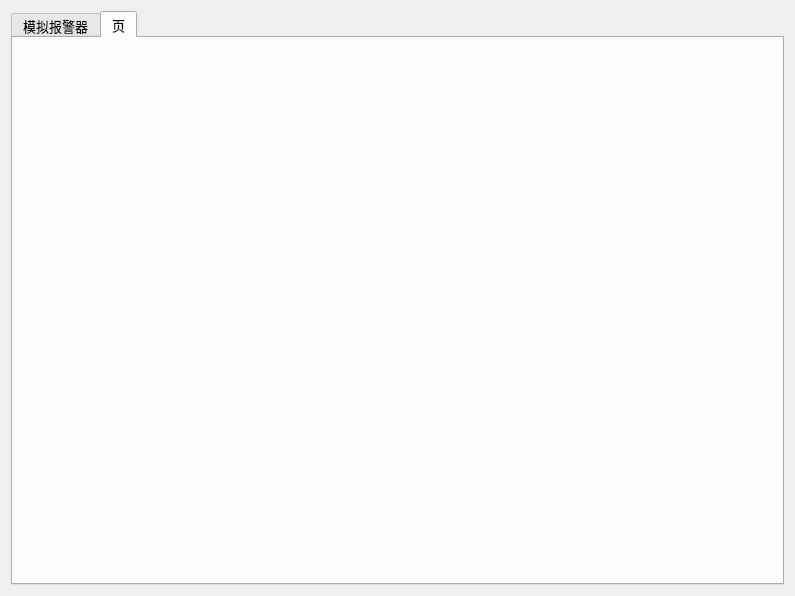
Above: widget.ui from dmzy007/PCMTest before the change. Below: the same form after it.
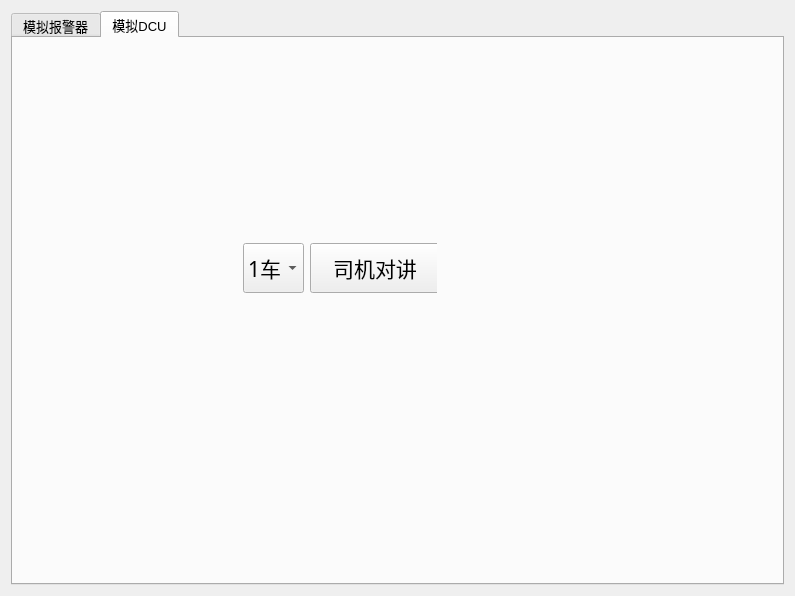
That is the form after the change. The open tabs and pages were chosen to show the change.

Commit message: 备份一下

```diff
--- a/widget.ui
+++ b/widget.ui
@@ -766,8 +766,65 @@
      </widget>
      <widget class="QWidget" name="tab">
       <attribute name="title">
-       <string>页</string>
+       <string>模拟DCU</string>
       </attribute>
+      <widget class="QWidget" name="horizontalLayoutWidget">
+       <property name="geometry">
+        <rect>
+         <x>230</x>
+         <y>190</y>
+         <width>194</width>
+         <height>80</height>
+        </rect>
+       </property>
+       <layout class="QHBoxLayout" name="horizontalLayout_5">
+        <item>
+         <widget class="QComboBox" name="comboBox">
+          <property name="minimumSize">
+           <size>
+            <width>0</width>
+            <height>50</height>
+           </size>
+          </property>
+          <property name="font">
+           <font>
+            <family>Adobe Devanagari</family>
+            <pointsize>16</pointsize>
+           </font>
+          </property>
+          <item>
+           <property name="text">
+            <string>1车</string>
+           </property>
+          </item>
+          <item>
+           <property name="text">
+            <string>6车</string>
+           </property>
+          </item>
+         </widget>
+        </item>
+        <item>
+         <widget class="QPushButton" name="InterComPB">
+          <property name="minimumSize">
+           <size>
+            <width>130</width>
+            <height>50</height>
+           </size>
+          </property>
+          <property name="font">
+           <font>
+            <family>Adobe Devanagari</family>
+            <pointsize>16</pointsize>
+           </font>
+          </property>
+          <property name="text">
+           <string>司机对讲</string>
+          </property>
+         </widget>
+        </item>
+       </layout>
+      </widget>
      </widget>
     </widget>
    </item>
```
Left out of the diff: 2 changed lines with no effect on the pictures. The commit also changes 2 other files.
